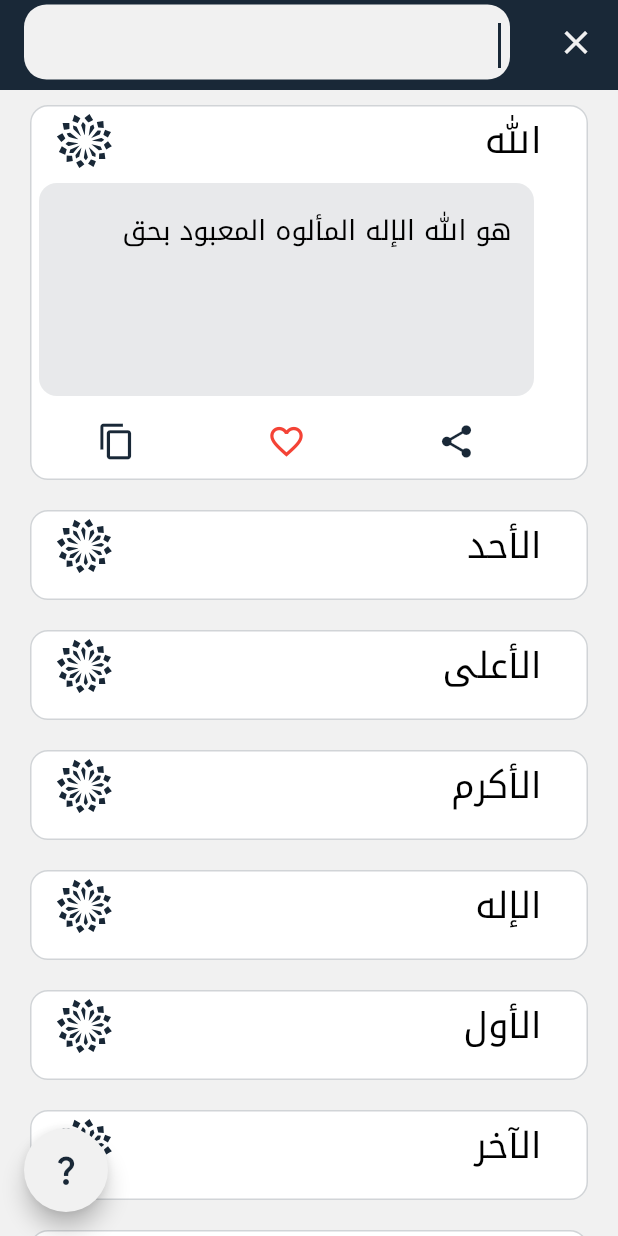
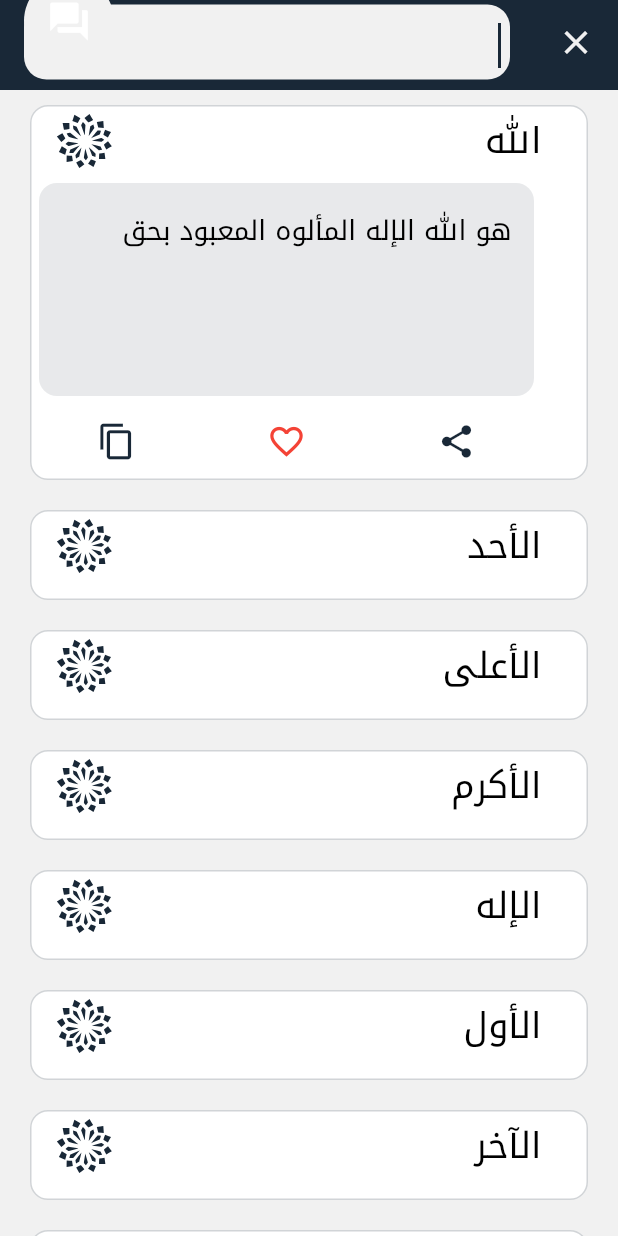
Before and after one commit to devhasanalhamed/names_of_allah, a Flutter app: the screen it shows after launch, after a tap on "الله", after a tap on the "search" icon, on a phone screen of 412 x 824 dp. Run offline on Flutter 3.47's test engine with Material 2 defaults, Android fonts, the phone set to English and light mode, and no system bars; our stand-ins replace flutter_svg, shared_preferences; missing offline and left inert: clipboard.

Commit message:
adding a FAB widget

```diff
--- a/lib/app/view/screens/home_page.dart
+++ b/lib/app/view/screens/home_page.dart
@@ -2,6 +2,7 @@
 
 import 'package:flutter/material.dart';
 import 'package:names_of_allah/app/controllers/dataProvider.dart';
+import 'package:names_of_allah/app/view/widgets/fab_widget.dart';
 import 'package:names_of_allah/core/controllers/theme_manager.dart';
 import 'package:names_of_allah/app/view/widgets/appbar.dart';
 import 'package:names_of_allah/archive/information_card.dart';
@@ -49,7 +50,7 @@ class _HomePageState extends State<HomePage> {
     final _names =
         Provider.of<DataProvider>(context, listen: true).namesOfAllah;
     return Scaffold(
-      floatingActionButton: const MyFloatingWidget(),
+      floatingActionButton: const MyFABWidget(),
       backgroundColor: Theme.of(context).backgroundColor,
       appBar: const MyAppBar(),
       body: Column(
--- /dev/null
+++ b/lib/app/view/widgets/fab_widget.dart
@@ -0,0 +1,69 @@
+import 'package:flutter/material.dart';
+import 'dart:math';
+
+const buttonSize = 60.0;
+
+class MyFABWidget extends StatefulWidget {
+  const MyFABWidget({Key? key}) : super(key: key);
+
+  @override
+  State<MyFABWidget> createState() => _MyFABWidgetState();
+}
+
+class _MyFABWidgetState extends State<MyFABWidget>
+    with SingleTickerProviderStateMixin {
+  late AnimationController controller;
+
+  @override
+  void initState() {
+    // TODO: implement initState
+    super.initState();
+  }
+
+  @override
+  void dispose() {
+    // TODO: implement dispose
+    super.dispose();
+  }
+
+  @override
+  Widget build(BuildContext context) {
+    return Flow(
+      delegate: FlowMenuDelegate(),
+      children: <IconData>[
+        Icons.question_answer,
+        Icons.question_answer,
+      ].map<Widget>(buildFAB).toList(),
+    );
+  }
+
+  Widget buildFAB(IconData icon) => SizedBox(
+        width: buttonSize,
+        height: buttonSize,
+        child: FloatingActionButton(
+          elevation: 0.0,
+          child: Icon(
+            icon,
+            size: 30.0,
+            color: Colors.white,
+          ),
+          onPressed: () {},
+        ),
+      );
+}
+
+class FlowMenuDelegate extends FlowDelegate {
+  @override
+  void paintChildren(FlowPaintingContext context) {
+    final size = context.size;
+    final xStart = size.width - buttonSize;
+    final yStart = size.width - buttonSize;
+    context.paintChild(
+      0,
+      // transform: Matrix4.identity()..translate(0, -200, 0),
+    );
+  }
+
+  @override
+  bool shouldRepaint(covariant FlowDelegate oldDelegate) => false;
+}
```
